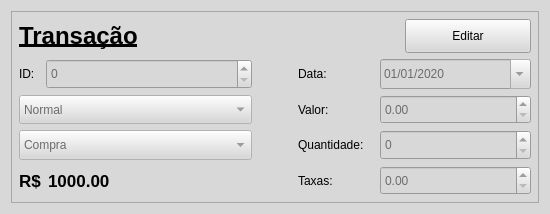
Qt form ui/transaction.ui (renanleonellocastro/darf_generator) before a commit.
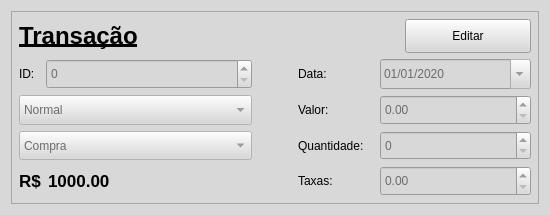
The same form after that commit.

Commit message: Added transaction manual addition control logic

Diff of the .ui file:
```diff
--- a/ui/transaction.ui
+++ b/ui/transaction.ui
@@ -7,11 +7,11 @@
     <x>0</x>
     <y>0</y>
     <width>550</width>
-    <height>214</height>
+    <height>215</height>
    </rect>
   </property>
   <property name="sizePolicy">
-   <sizepolicy hsizetype="Preferred" vsizetype="Preferred">
+   <sizepolicy hsizetype="Preferred" vsizetype="Fixed">
     <horstretch>0</horstretch>
     <verstretch>0</verstretch>
    </sizepolicy>
@@ -19,13 +19,13 @@
   <property name="minimumSize">
    <size>
     <width>0</width>
-    <height>0</height>
+    <height>215</height>
    </size>
   </property>
   <property name="maximumSize">
    <size>
     <width>16777215</width>
-    <height>16777215</height>
+    <height>215</height>
    </size>
   </property>
   <property name="palette">
```
Left out of the diff: 2 changed lines with no effect on the pictures. The commit also changes 7 other files.
